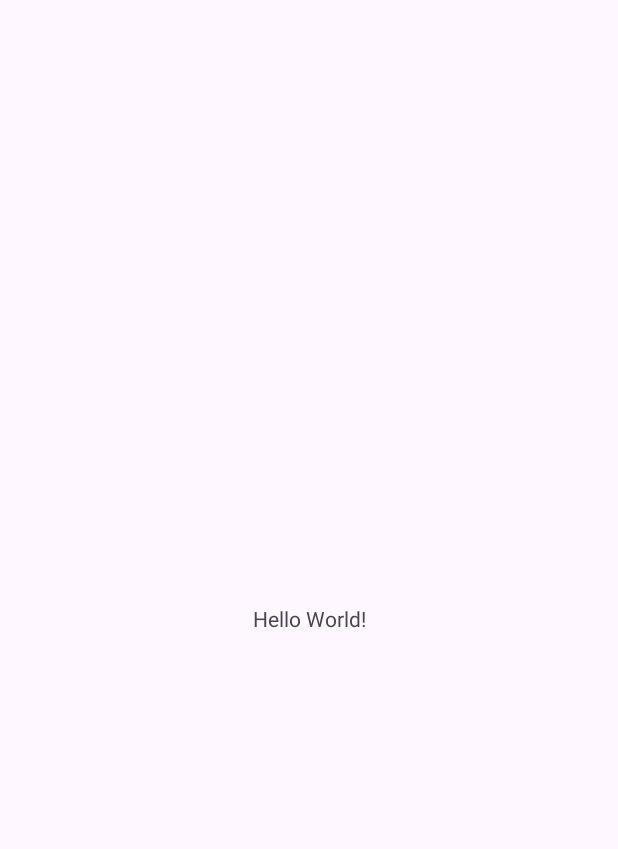
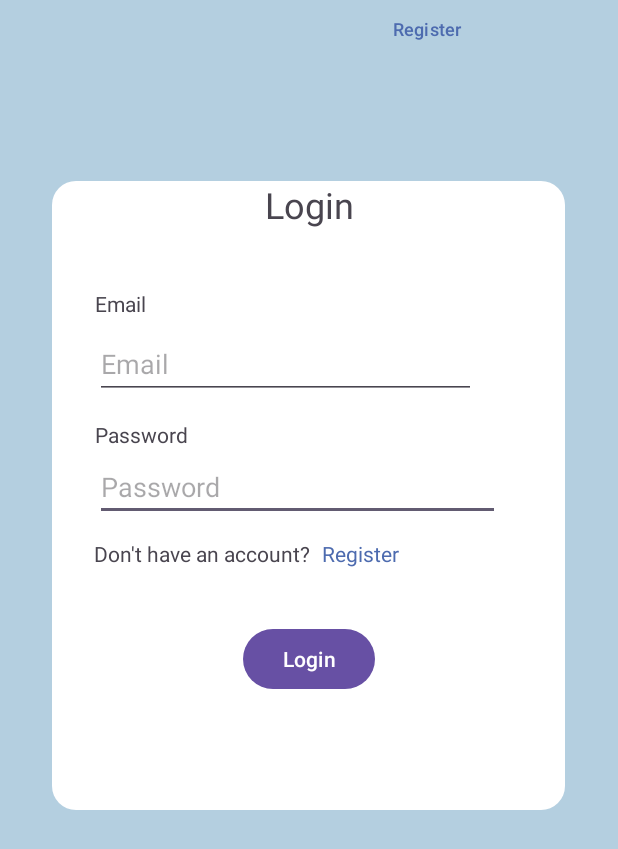
Before and after one commit to haminpants/planner-app, an Android app: the screen it shows after launch (MainActivity), on a phone screen of 412 x 824 dp. Before the commit the part shown is almost empty. Shown: the top 849 px of the screen. Run offline under Robolectric (Android 15) with nearby library versions, the phone set to English and light mode, and no system bars.

Commit message:
import files from project

```diff
--- a/app/src/main/AndroidManifest.xml
+++ b/app/src/main/AndroidManifest.xml
@@ -13,6 +13,12 @@
             android:theme="@style/Theme.PlannerApp"
             tools:targetApi="31">
         <activity
+                android:name=".RegisterActivity"
+                android:exported="false" />
+        <activity
+                android:name=".HomepageActivity"
+                android:exported="false" />
+        <activity
                 android:name=".MainActivity"
                 android:exported="true">
             <intent-filter>
--- /dev/null
+++ b/app/src/main/res/drawable/white_rounded.xml
@@ -0,0 +1,5 @@
+<?xml version="1.0" encoding="utf-8"?>
+<shape xmlns:android="http://schemas.android.com/apk/res/android">
+    <solid android:color="#ffff" />
+    <corners android:radius="16dp" />
+</shape>
--- a/app/src/main/res/layout/activity_main.xml
+++ b/app/src/main/res/layout/activity_main.xml
@@ -1,19 +1,141 @@
 <?xml version="1.0" encoding="utf-8"?>
 <androidx.constraintlayout.widget.ConstraintLayout xmlns:android="http://schemas.android.com/apk/res/android"
+        xmlns:app="http://schemas.android.com/apk/res-auto"
         xmlns:tools="http://schemas.android.com/tools"
-        xmlns:app="http://schemas.android.com/apk/res-auto"
         android:id="@+id/main"
         android:layout_width="match_parent"
         android:layout_height="match_parent"
+        android:background="#b4cfe0"
         tools:context=".MainActivity">
+
+
+    <View
+            android:id="@+id/viewLogin"
+            android:layout_width="342dp"
+            android:layout_height="419dp"
+            android:background="@drawable/white_rounded"
+            app:layout_constraintBottom_toBottomOf="parent"
+            app:layout_constraintEnd_toEndOf="parent"
+            app:layout_constraintHorizontal_bias="0.492"
+            app:layout_constraintStart_toStartOf="parent"
+            app:layout_constraintTop_toTopOf="parent"
+            app:layout_constraintVertical_bias="0.298" />
+
+    <TextView
+            android:id="@+id/textView2"
+            android:layout_width="wrap_content"
+            android:layout_height="wrap_content"
+            android:layout_marginTop="120dp"
+            android:text="Login"
+            android:textSize="24sp"
+            app:layout_constraintEnd_toEndOf="parent"
+            app:layout_constraintStart_toStartOf="parent"
+            app:layout_constraintTop_toTopOf="parent" />
+
+    <Button
+            android:id="@+id/btnLogin"
+            android:layout_width="wrap_content"
+            android:layout_height="wrap_content"
+            android:layout_marginTop="68dp"
+            android:text="Login"
+            app:layout_constraintEnd_toEndOf="parent"
+            app:layout_constraintStart_toStartOf="parent"
+            app:layout_constraintTop_toBottomOf="@+id/txtPassword" />
+
+    <TextView
+            android:id="@+id/txtEmailLogin"
+            android:layout_width="58dp"
+            android:layout_height="19dp"
+            android:layout_marginTop="40dp"
+            android:text="Email"
+            app:layout_constraintEnd_toEndOf="parent"
+            app:layout_constraintHorizontal_bias="0.178"
+            app:layout_constraintStart_toStartOf="parent"
+            app:layout_constraintTop_toBottomOf="@+id/textView2" />
 
     <TextView
             android:layout_width="wrap_content"
             android:layout_height="wrap_content"
-            android:text="Hello World!"
-            app:layout_constraintBottom_toBottomOf="parent"
+            android:layout_marginTop="68dp"
+            android:text="Password"
+            app:layout_constraintEnd_toEndOf="parent"
+            app:layout_constraintHorizontal_bias="0.18"
             app:layout_constraintStart_toStartOf="parent"
+            app:layout_constraintTop_toBottomOf="@+id/txtEmailLogin" />
+
+    <EditText
+            android:id="@+id/txtPassword"
+            android:layout_width="270dp"
+            android:layout_height="41dp"
+            android:layout_marginTop="40dp"
+            android:ems="10"
+            android:hint="Password"
+            android:inputType="textPassword"
             app:layout_constraintEnd_toEndOf="parent"
-            app:layout_constraintTop_toTopOf="parent" />
+            app:layout_constraintHorizontal_bias="0.446"
+            app:layout_constraintStart_toStartOf="parent"
+            app:layout_constraintTop_toBottomOf="@+id/txtEmail" />
+
+    <EditText
+            android:id="@+id/txtEmail"
+            android:layout_width="254dp"
+            android:layout_height="46dp"
+            android:layout_marginTop="8dp"
+            android:ems="10"
+            android:hint="Email"
+            android:inputType="textEmailAddress"
+            app:layout_constraintEnd_toEndOf="parent"
+            app:layout_constraintHorizontal_bias="0.401"
+            app:layout_constraintStart_toStartOf="parent"
+            app:layout_constraintTop_toBottomOf="@+id/txtEmailLogin" />
+
+    <TextView
+            android:id="@+id/txtErrorLogin"
+            android:layout_width="wrap_content"
+            android:layout_height="wrap_content"
+            android:layout_marginTop="20dp"
+            app:layout_constraintEnd_toEndOf="parent"
+            app:layout_constraintHorizontal_bias="0.245"
+            app:layout_constraintStart_toStartOf="parent"
+            app:layout_constraintTop_toBottomOf="@+id/textView2" />
+
+    <TextView
+            android:id="@+id/textView6"
+            android:layout_width="wrap_content"
+            android:layout_height="wrap_content"
+            android:layout_marginTop="12dp"
+            android:text="Don't have an account?"
+            app:layout_constraintEnd_toEndOf="parent"
+            app:layout_constraintHorizontal_bias="0.234"
+            app:layout_constraintStart_toStartOf="parent"
+            app:layout_constraintTop_toBottomOf="@+id/txtPassword" />
+
+    <TextView
+            android:id="@+id/txtRegister"
+            android:layout_width="wrap_content"
+            android:layout_height="wrap_content"
+            android:layout_marginTop="12dp"
+            android:radius="20dp"
+            android:text="Register"
+            android:textColor="#4D6BAF"
+            android:textColorLink="#2A346F"
+            app:layout_constraintEnd_toEndOf="parent"
+            app:layout_constraintHorizontal_bias="0.051"
+            app:layout_constraintStart_toEndOf="@+id/textView6"
+            app:layout_constraintTop_toBottomOf="@+id/txtPassword" />
+
+    <Button
+            android:id="@+id/button"
+            android:layout_width="97dp"
+            android:layout_height="38dp"
+            android:background="@android:color/transparent"
+            android:text="Register"
+            android:textColor="#4D6BAF"
+            android:textSize="12sp"
+            android:textStyle="normal"
+            app:layout_constraintEnd_toEndOf="@+id/viewLogin"
+            app:layout_constraintHorizontal_bias="0.842"
+            app:layout_constraintStart_toStartOf="parent"
+            tools:layout_editor_absoluteY="549dp" />
 
 </androidx.constraintlayout.widget.ConstraintLayout>
```
Also changed, not shown: app/src/main/java/com/info3245/plannerapp/HomepageActivity.java (added, +24 -0 lines), app/src/main/java/com/info3245/plannerapp/RegisterActivity.java (added, +24 -0 lines), app/src/main/res/layout/activity_homepage.xml (added, +65 -0 lines), app/src/main/res/layout/activity_register.xml (added, +161 -0 lines), app/src/main/res/drawable/wallet_img.png (added).
